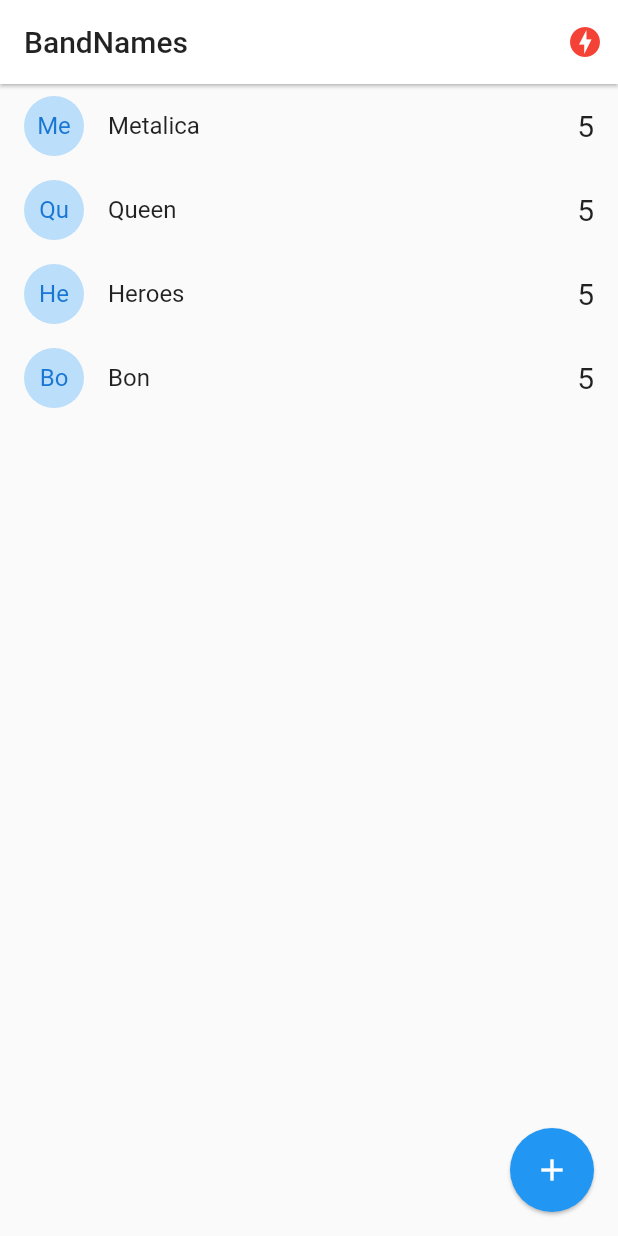
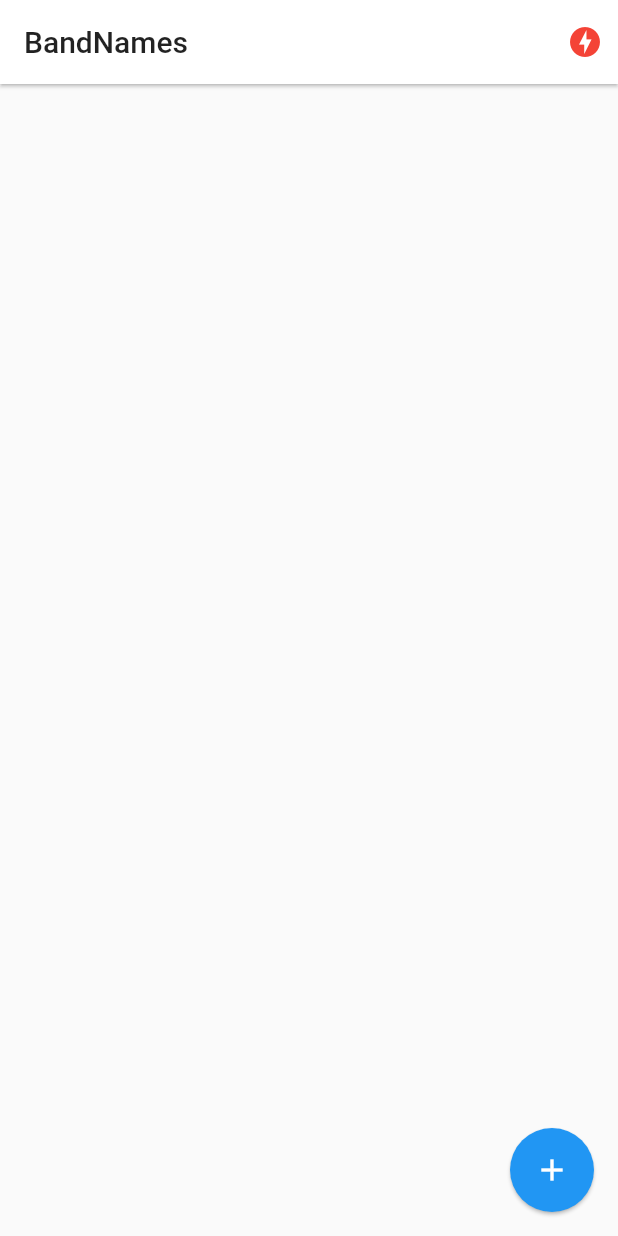
Before and after one commit to GerArJe/band_names, a Flutter app: the screen it shows after launch, on a phone screen of 412 x 824 dp. Run offline on Flutter 3.47's test engine with Material 2 defaults, Android fonts, the phone set to English and light mode, and no system bars; our stand-ins replace socket_io_client; network calls fail.

Commit message:
hear bands

```diff
--- a/lib/models/band.dart
+++ b/lib/models/band.dart
@@ -6,8 +6,8 @@ class Band {
   Band({required this.id, required this.name, this.votes = 0});
 
   factory Band.fromMap(Map<String, dynamic> obj) => Band(
-        id: obj['id'],
-        name: obj['name'],
-        votes: obj['votes'],
+        id: obj.containsKey('id') ? obj['id'] : 'no-id',
+        name: obj.containsKey('name') ? obj['name'] : 'no-name',
+        votes: obj.containsKey('votes') ? obj['votes'] : 'no-votes',
       );
 }
--- a/lib/pages/home.dart
+++ b/lib/pages/home.dart
@@ -15,11 +15,29 @@ class HomePage extends StatefulWidget {
 
 class _HomePageState extends State<HomePage> {
   List<Band> bands = [
-    Band(id: '1', name: 'Metalica', votes: 5),
-    Band(id: '2', name: 'Queen', votes: 5),
-    Band(id: '3', name: 'Heroes', votes: 5),
-    Band(id: '4', name: 'Bon', votes: 5),
+    // Band(id: '1', name: 'Metalica', votes: 5),
+    // Band(id: '2', name: 'Queen', votes: 5),
+    // Band(id: '3', name: 'Heroes', votes: 5),
+    // Band(id: '4', name: 'Bon', votes: 5),
   ];
+
+  @override
+  void initState() {
+    final socketService = Provider.of<SocketService>(context, listen: false);
+
+    socketService.socket.on('active-bands', (payload) {
+      bands = (payload as List).map((band) => Band.fromMap(band)).toList();
+      setState(() {});
+    });
+    super.initState();
+  }
+
+  @override
+  void dispose() {
+    final socketService = Provider.of<SocketService>(context, listen: false);
+    socketService.socket.off('active-bands');
+    super.dispose();
+  }
 
   @override
   Widget build(BuildContext context) {
```
